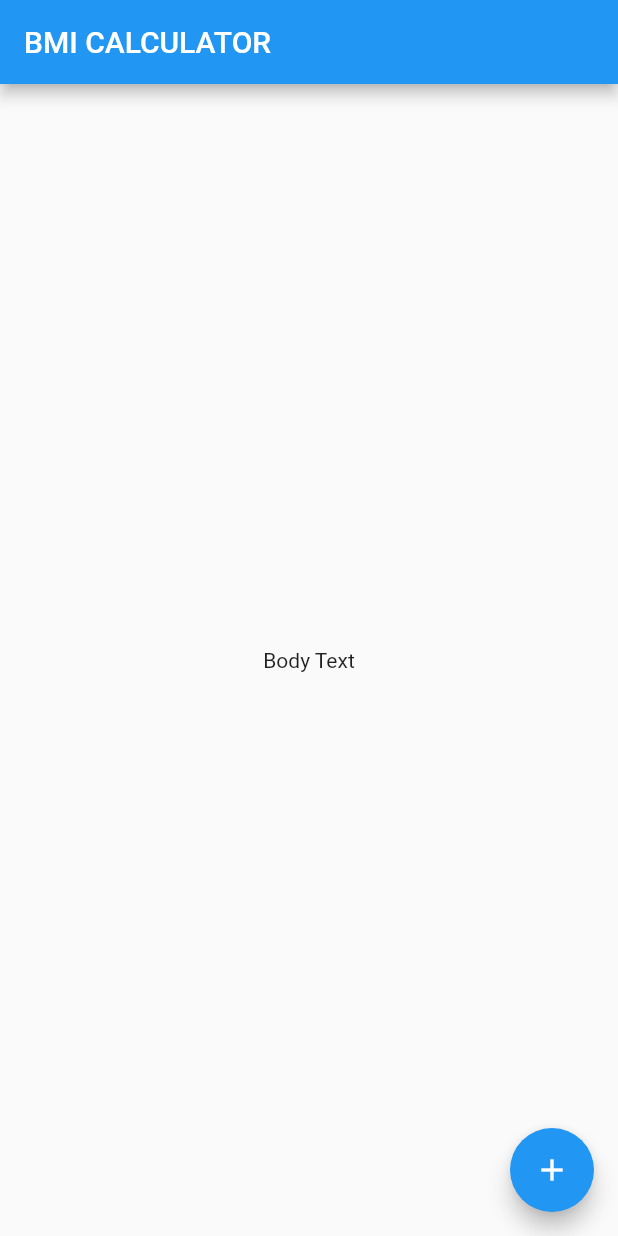
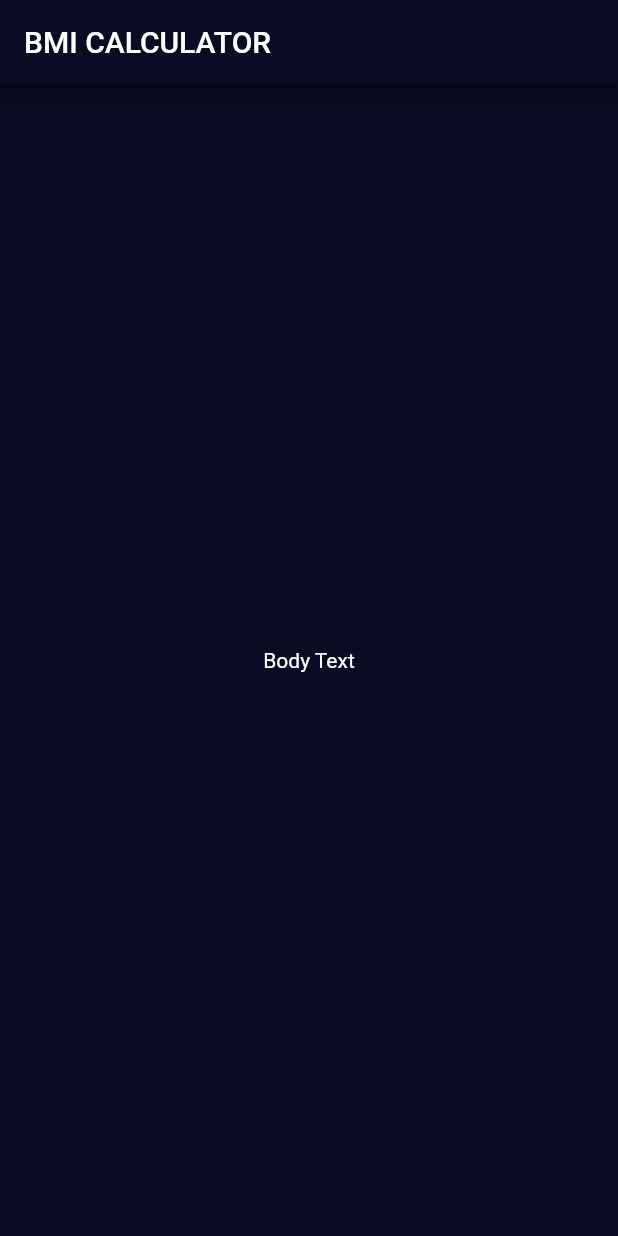
Before and after one commit to deepakDOTexe/bmi-calculator, a Flutter app: the screen it shows after launch, on a phone screen of 412 x 824 dp. Run offline on Flutter 3.47's test engine with Material 2 defaults, Android fonts, the phone set to English and light mode, and no system bars.

Commit message:
add input_page.dart

```diff
--- /dev/null
+++ b/lib/input_page.dart
@@ -0,0 +1,20 @@
+import 'package:flutter/material.dart';
+
+class InputPage extends StatefulWidget {
+  @override
+  _InputPageState createState() => _InputPageState();
+}
+
+class _InputPageState extends State<InputPage> {
+  @override
+  Widget build(BuildContext context) {
+    return Scaffold(
+      appBar: AppBar(
+        title: Text('BMI CALCULATOR'),
+      ),
+      body: Center(
+        child: Text('Body Text'),
+      ),
+    );
+  }
+}
--- a/lib/main.dart
+++ b/lib/main.dart
@@ -1,4 +1,5 @@
 import 'package:flutter/material.dart';
+import 'input_page.dart';
 
 void main() => runApp(BMICalculator());
 
@@ -6,29 +7,11 @@ class BMICalculator extends StatelessWidget {
   @override
   Widget build(BuildContext context) {
     return MaterialApp(
+      theme: ThemeData.dark().copyWith(
+          primaryColor: Color(0xFF090C22),
+          scaffoldBackgroundColor: Color(0xFF090C22),
+      ),
       home: InputPage(),
     );
   }
 }
-
-class InputPage extends StatefulWidget {
-  @override
-  _InputPageState createState() => _InputPageState();
-}
-
-class _InputPageState extends State<InputPage> {
-  @override
-  Widget build(BuildContext context) {
-    return Scaffold(
-      appBar: AppBar(
-        title: Text('BMI CALCULATOR'),
-      ),
-      body: Center(
-        child: Text('Body Text'),
-      ),
-      floatingActionButton: FloatingActionButton(
-        child: Icon(Icons.add),
-      ),
-    );
-  }
-}
```
